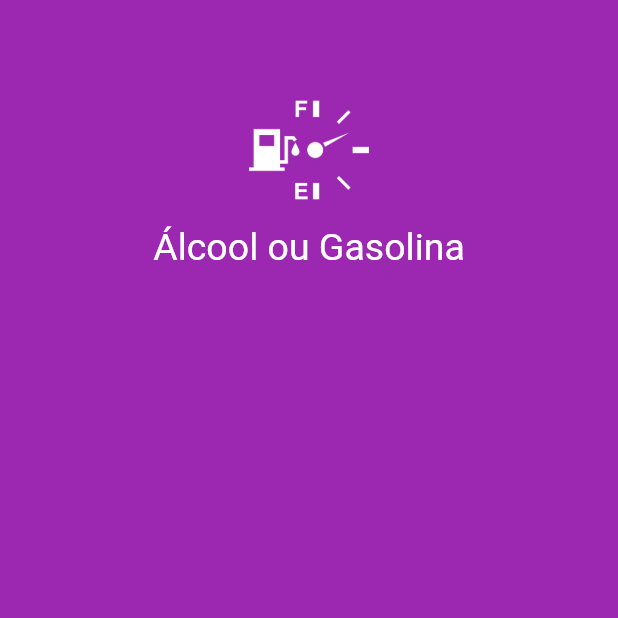
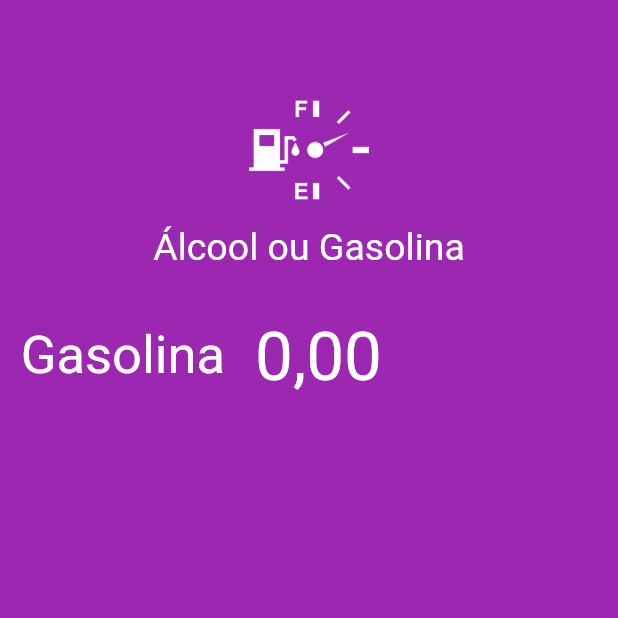
Before and after one commit to viniciusaugutis/flutter-alc-gasolina, a Flutter app: the screen it shows after launch, on a phone screen of 412 x 824 dp, the top half of it. Run offline on Flutter 3.47's test engine with Material 2 defaults, Android fonts, the phone set to English and light mode, and no system bars; our stand-ins replace flutter_masked_text; Roboto replaces fonts that are missing (Big Shoulders Display).

Commit message:
Criando input para gasolina

```diff
--- a/lib/main.dart
+++ b/lib/main.dart
@@ -1,5 +1,6 @@
 import 'package:alcoolgasolina/widgets/logo.widget.dart';
 import 'package:flutter/material.dart';
+import 'package:flutter_masked_text/flutter_masked_text.dart';
 
 void main() {
   runApp(MyApp());
@@ -22,10 +23,38 @@ class MyApp extends StatelessWidget {
 }
 
 class HomePage extends StatelessWidget {
+  var _gasCtrl = new MoneyMaskedTextController();
+
   @override
   Widget build(BuildContext context) {
     return Scaffold(
         backgroundColor: Theme.of(context).primaryColor,
-        body: ListView(children: <Widget>[Logo()]));
+        body: ListView(children: <Widget>[
+          Logo(),
+          Row(
+            children: <Widget>[
+              Container(
+                  width: 150,
+                  alignment: Alignment.centerRight,
+                  child: Text("Gasolina",
+                      style: TextStyle(
+                        color: Colors.white,
+                        fontSize: 35,
+                        fontFamily: 'Big Shoulders Display',
+                      ))),
+              SizedBox(width: 20),
+              Expanded(
+                  child: TextFormField(
+                controller: _gasCtrl,
+                keyboardType: TextInputType.number,
+                style: TextStyle(
+                    color: Colors.white,
+                    fontSize: 45,
+                    fontFamily: 'Big Shoulders Display'),
+                decoration: InputDecoration(border: InputBorder.none),
+              ))
+            ],
+          )
+        ]));
   }
 }
```
